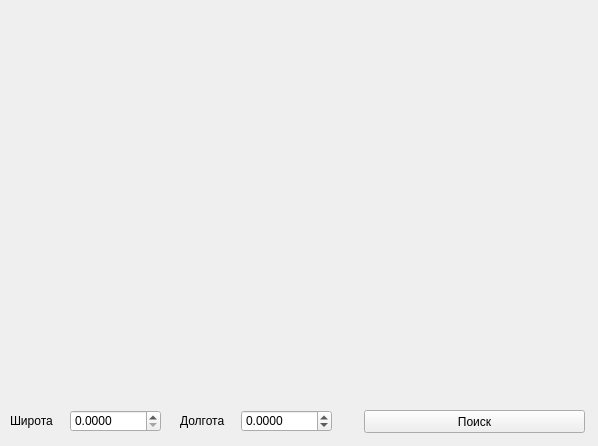
Old version of the form map.ui in the repository pusheen1024/map.
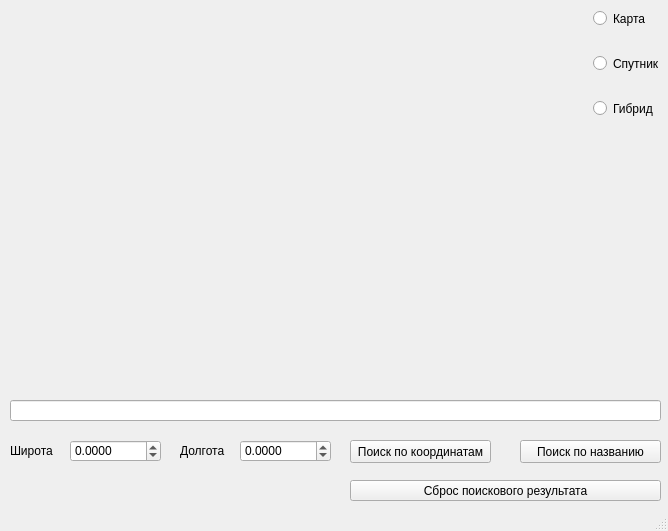
New version of the form.

Patch:
```diff
--- a/map.ui
+++ b/map.ui
@@ -6,8 +6,8 @@
    <rect>
     <x>0</x>
     <y>0</y>
-    <width>598</width>
-    <height>446</height>
+    <width>668</width>
+    <height>531</height>
    </rect>
   </property>
   <property name="windowTitle">
@@ -31,7 +31,7 @@
     <property name="geometry">
      <rect>
       <x>70</x>
-      <y>410</y>
+      <y>440</y>
       <width>91</width>
       <height>22</height>
      </rect>
@@ -39,12 +39,18 @@
     <property name="decimals">
      <number>4</number>
     </property>
+    <property name="minimum">
+     <double>-80.000000000000000</double>
+    </property>
+    <property name="maximum">
+     <double>80.000000000000000</double>
+    </property>
    </widget>
    <widget class="QDoubleSpinBox" name="longitude">
     <property name="geometry">
      <rect>
-      <x>241</x>
-      <y>410</y>
+      <x>240</x>
+      <y>440</y>
       <width>91</width>
       <height>22</height>
      </rect>
@@ -53,17 +59,17 @@
      <number>4</number>
     </property>
     <property name="minimum">
-     <double>-100.000000000000000</double>
+     <double>-90.000000000000000</double>
     </property>
     <property name="maximum">
-     <double>100.000000000000000</double>
+     <double>90.000000000000000</double>
     </property>
    </widget>
    <widget class="QLabel" name="label_1">
     <property name="geometry">
      <rect>
       <x>10</x>
-      <y>410</y>
+      <y>440</y>
       <width>47</width>
       <height>21</height>
      </rect>
@@ -76,7 +82,7 @@
     <property name="geometry">
      <rect>
       <x>180</x>
-      <y>410</y>
+      <y>440</y>
       <width>47</width>
       <height>21</height>
      </rect>
@@ -88,17 +94,102 @@
    <widget class="QPushButton" name="searchButton">
     <property name="geometry">
      <rect>
-      <x>364</x>
-      <y>410</y>
-      <width>221</width>
+      <x>350</x>
+      <y>440</y>
+      <width>141</width>
       <height>23</height>
      </rect>
     </property>
     <property name="text">
-     <string>Поиск</string>
+     <string>Поиск по координатам</string>
+    </property>
+   </widget>
+   <widget class="QRadioButton" name="mapButton">
+    <property name="geometry">
+     <rect>
+      <x>593</x>
+      <y>10</y>
+      <width>82</width>
+      <height>17</height>
+     </rect>
+    </property>
+    <property name="text">
+     <string>Карта</string>
+    </property>
+    <attribute name="buttonGroup">
+     <string notr="true">buttonGroup</string>
+    </attribute>
+   </widget>
+   <widget class="QRadioButton" name="satButton">
+    <property name="geometry">
+     <rect>
+      <x>593</x>
+      <y>55</y>
+      <width>82</width>
+      <height>17</height>
+     </rect>
+    </property>
+    <property name="text">
+     <string>Спутник</string>
+    </property>
+    <attribute name="buttonGroup">
+     <string notr="true">buttonGroup</string>
+    </attribute>
+   </widget>
+   <widget class="QRadioButton" name="hybridButton">
+    <property name="geometry">
+     <rect>
+      <x>593</x>
+      <y>100</y>
+      <width>82</width>
+      <height>17</height>
+     </rect>
+    </property>
+    <property name="text">
+     <string>Гибрид</string>
+    </property>
+    <attribute name="buttonGroup">
+     <string notr="true">buttonGroup</string>
+    </attribute>
+   </widget>
+   <widget class="QLineEdit" name="placeName">
+    <property name="geometry">
+     <rect>
+      <x>10</x>
+      <y>400</y>
+      <width>651</width>
+      <height>21</height>
+     </rect>
+    </property>
+   </widget>
+   <widget class="QPushButton" name="nameSearch">
+    <property name="geometry">
+     <rect>
+      <x>520</x>
+      <y>440</y>
+      <width>141</width>
+      <height>23</height>
+     </rect>
+    </property>
+    <property name="text">
+     <string>Поиск по названию</string>
+    </property>
+   </widget>
+   <widget class="QPushButton" name="clearResult">
+    <property name="geometry">
+     <rect>
+      <x>350</x>
+      <y>480</y>
+      <width>311</width>
+      <height>21</height>
+     </rect>
+    </property>
+    <property name="text">
+     <string>Сброс поискового результата</string>
     </property>
    </widget>
   </widget>
+  <widget class="QStatusBar" name="statusBar"/>
  </widget>
  <resources/>
  <connections/>
```
Left out of the diff: 5 changed lines with no effect on the pictures.
